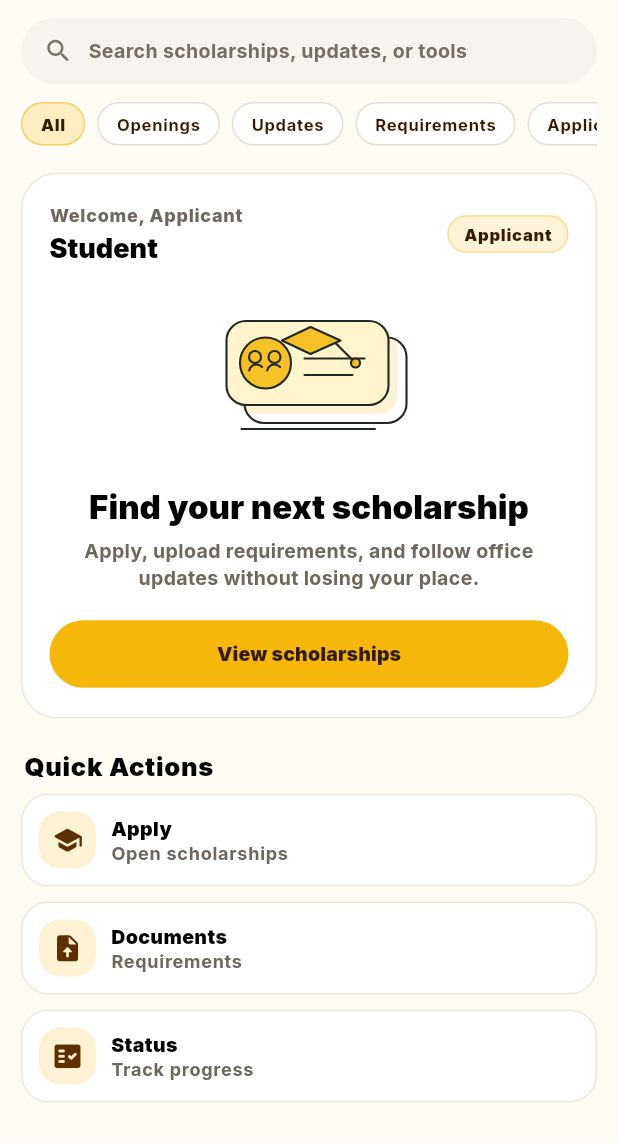
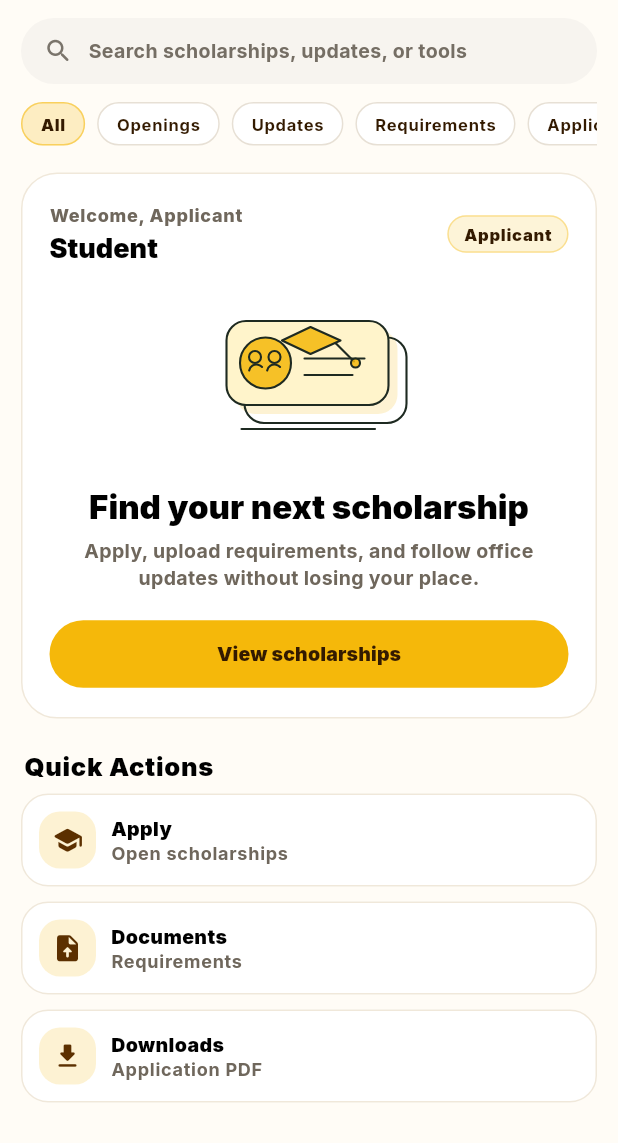
Before and after one commit to mcartv/SMaRT-PDM, a Flutter app: the DashboardScreen screen opened directly, on a phone screen of 412 x 824 dp, the part 93-1236 px from its top. Run offline on Flutter 3.47's test engine with Material 3 defaults, Android fonts, the phone set to English and light mode, and no system bars; our stand-ins replace file_picker, flutter_screenutil, google_fonts, image_picker, open_filex, qr_flutter and 2 more; missing offline and left inert: syncfusion_flutter_pdf; accounts and stored records are empty; network calls fail.

Commit message:
feat: add PDF generation functionality for application forms and update student profile data handling

```diff
--- a/mobile/smartpdm_mobileapp/lib/features/dashboard/presentation/screens/dashboard_screen.dart
+++ b/mobile/smartpdm_mobileapp/lib/features/dashboard/presentation/screens/dashboard_screen.dart
@@ -6,6 +6,7 @@ import 'package:smartpdm_mobileapp/app/routes/app_routes.dart';
 import 'package:smartpdm_mobileapp/app/theme/app_colors.dart';
 import 'package:smartpdm_mobileapp/features/applicant/data/services/program_opening_service.dart';
 import 'package:smartpdm_mobileapp/features/applicant/presentation/screens/office_update_article_screen.dart';
+import 'package:smartpdm_mobileapp/features/forms/data/services/printable_application_service.dart';
 import 'package:smartpdm_mobileapp/features/notifications/presentation/providers/notification_provider.dart';
 import 'package:smartpdm_mobileapp/shared/models/app_notification.dart';
 import 'package:smartpdm_mobileapp/shared/models/program_opening.dart';
@@ -91,12 +92,15 @@ class DashboardContent extends StatefulWidget {
 
 class _DashboardContentState extends State<DashboardContent> {
   final ProgramOpeningService _openingService = ProgramOpeningService();
+  final PrintableApplicationService _printableApplicationService =
+      PrintableApplicationService();
 
   String _studentId = 'Student';
   String _userName = 'Scholar';
   bool _cachedScholarAccess = false;
 
   bool _isLoadingOpenings = true;
+  bool _isGeneratingPdf = false;
   List<ProgramOpening> _latestOpenings = [];
 
   bool get _isDark => Theme.of(context).brightness == Brightness.dark;
@@ -222,6 +226,32 @@ class _DashboardContentState extends State<DashboardContent> {
 
   void _openScholarshipOpenings(BuildContext context) {
     Navigator.pushNamed(context, AppRoutes.scholarshipOpenings);
+  }
+
+  Future<void> _downloadApplicationPdf() async {
+    if (_isGeneratingPdf) return;
+
+    setState(() => _isGeneratingPdf = true);
+
+    try {
+      await _printableApplicationService.generateOpenFromMySavedFormData();
+    } catch (error) {
+      if (!mounted) return;
+      final message = error.toString().replaceFirst('Exception: ', '').trim();
+      ScaffoldMessenger.of(context).showSnackBar(
+        SnackBar(
+          content: Text(
+            message.isEmpty
+                ? 'Failed to generate application form PDF.'
+                : message,
+          ),
+        ),
+      );
+    } finally {
+      if (mounted) {
+        setState(() => _isGeneratingPdf = false);
+      }
+    }
   }
 
   List<String> _officeUpdateTags(AppNotification notification) {
@@ -511,11 +541,11 @@ class _DashboardContentState extends State<DashboardContent> {
               onTap: () => Navigator.pushNamed(context, AppRoutes.roCompletion),
             ),
             _QuickAction(
-              icon: Icons.school_rounded,
+              icon: Icons.download_rounded,
               title: 'Downloads',
-              subtitle: 'View notices',
-              onTap: () =>
-                  Navigator.pushNamed(context, AppRoutes.notifications),
+              subtitle: _isGeneratingPdf ? 'Generating PDF' : 'Application PDF',
+              onTap: _downloadApplicationPdf,
+              isLoading: _isGeneratingPdf,
             ),
           ]
         : [
@@ -533,10 +563,11 @@ class _DashboardContentState extends State<DashboardContent> {
               onTap: () => Navigator.pushNamed(context, AppRoutes.documents),
             ),
             _QuickAction(
-              icon: Icons.fact_check_rounded,
-              title: 'Status',
-              subtitle: 'Track progress',
-              onTap: () => Navigator.pushNamed(context, AppRoutes.status),
+              icon: Icons.download_rounded,
+              title: 'Downloads',
+              subtitle: _isGeneratingPdf ? 'Generating PDF' : 'Application PDF',
+              onTap: _downloadApplicationPdf,
+              isLoading: _isGeneratingPdf,
             ),
           ];
 
@@ -978,12 +1009,14 @@ class _QuickAction {
     required this.title,
     required this.subtitle,
     required this.onTap,
+    this.isLoading = false,
   });
 
   final IconData icon;
   final String title;
   final String subtitle;
   final VoidCallback onTap;
+  final bool isLoading;
 }
 
 class _QuickActionCard extends StatelessWidget {
@@ -1002,7 +1035,7 @@ class _QuickActionCard extends StatelessWidget {
       color: surface,
       borderRadius: BorderRadius.circular(18),
       child: InkWell(
-        onTap: action.onTap,
+        onTap: action.isLoading ? null : action.onTap,
         borderRadius: BorderRadius.circular(18),
         child: DecoratedBox(
           decoration: BoxDecoration(
@@ -1022,11 +1055,23 @@ class _QuickActionCard extends StatelessWidget {
                     color: AppColors.gold.withOpacity(isDark ? 0.22 : 0.18),
                     borderRadius: BorderRadius.circular(14),
                   ),
-                  child: Icon(
-                    action.icon,
-                    color: isDark ? const Color(0xFFFFD54F) : primaryColor,
-                    size: 21,
-                  ),
+                  child: action.isLoading
+                      ? Padding(
+                          padding: const EdgeInsets.all(10),
+                          child: CircularProgressIndicator(
+                            strokeWidth: 2,
+                            color: isDark
+                                ? const Color(0xFFFFD54F)
+                                : primaryColor,
+                          ),
+                        )
+                      : Icon(
+                          action.icon,
+                          color: isDark
+                              ? const Color(0xFFFFD54F)
+                              : primaryColor,
+                          size: 21,
+                        ),
                 ),
                 const SizedBox(width: 10),
                 Expanded(
```
Also changed, not shown: mobile/smartpdm_mobileapp/lib/features/forms/data/services/printable_application_service.dart (+11 -0 lines), mobile/smartpdm_mobileapp/lib/shared/models/saved_application_print_model.dart (+276 -4 lines), 1 other file.
